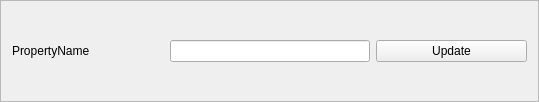
The window that tools/boomconfig/propertyframe.ui (Buanderie/boomrtx) describes before a commit, drawn with Qt 5.
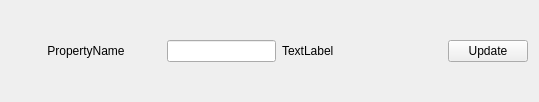
The same window after the commit.

What changed in the file:
```diff
--- a/tools/boomconfig/propertyframe.ui
+++ b/tools/boomconfig/propertyframe.ui
@@ -14,17 +14,29 @@
    <string>Frame</string>
   </property>
   <property name="frameShape">
-   <enum>QFrame::StyledPanel</enum>
+   <enum>QFrame::NoFrame</enum>
   </property>
   <property name="frameShadow">
    <enum>QFrame::Raised</enum>
   </property>
+  <property name="lineWidth">
+   <number>0</number>
+  </property>
   <layout class="QHBoxLayout" name="horizontalLayout">
    <item>
     <widget class="QLabel" name="label">
+     <property name="minimumSize">
+      <size>
+       <width>150</width>
+       <height>0</height>
+      </size>
+     </property>
      <property name="text">
       <string>PropertyName</string>
      </property>
+     <property name="alignment">
+      <set>Qt::AlignCenter</set>
+     </property>
     </widget>
    </item>
    <item>
@@ -37,6 +49,32 @@
      </property>
     </widget>
    </item>
+   <item>
+    <widget class="QLabel" name="valueLabel">
+     <property name="maximumSize">
+      <size>
+       <width>200</width>
+       <height>16777215</height>
+      </size>
+     </property>
+     <property name="text">
+      <string>TextLabel</string>
+     </property>
+    </widget>
+   </item>
+   <item>
+    <spacer name="horizontalSpacer">
+     <property name="orientation">
+      <enum>Qt::Horizontal</enum>
+     </property>
+     <property name="sizeHint" stdset="0">
+      <size>
+       <width>40</width>
+       <height>20</height>
+      </size>
+     </property>
+    </spacer>
+   </item>
    <item>
     <widget class="QPushButton" name="pushButton_2">
      <property name="text">
```
